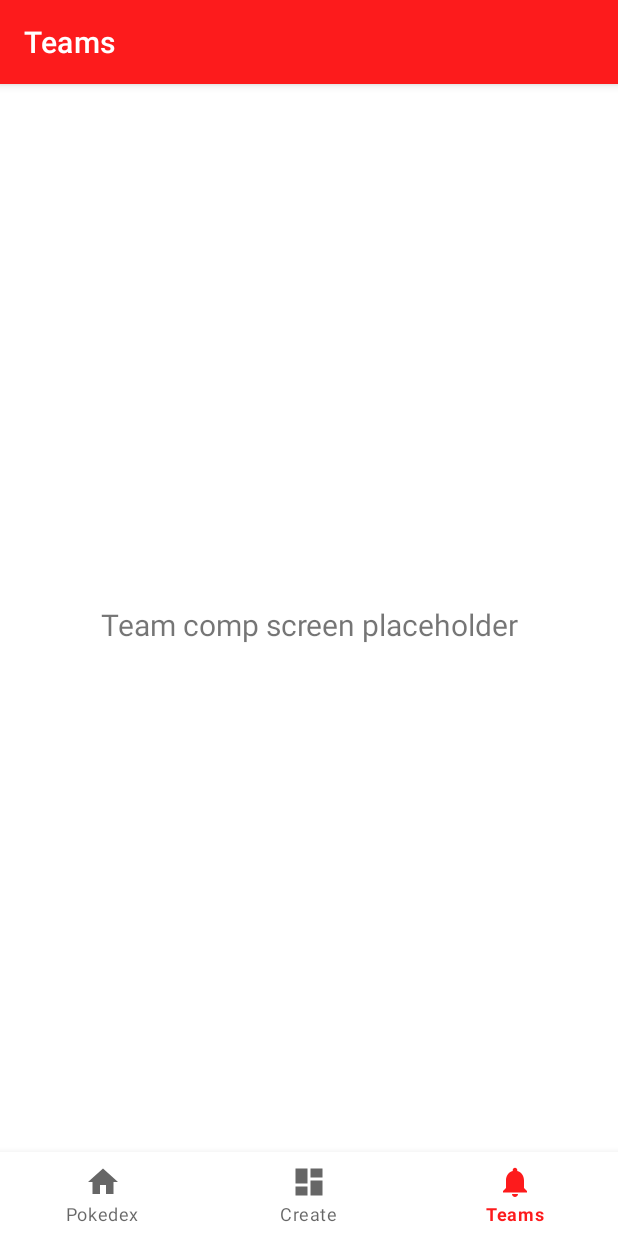
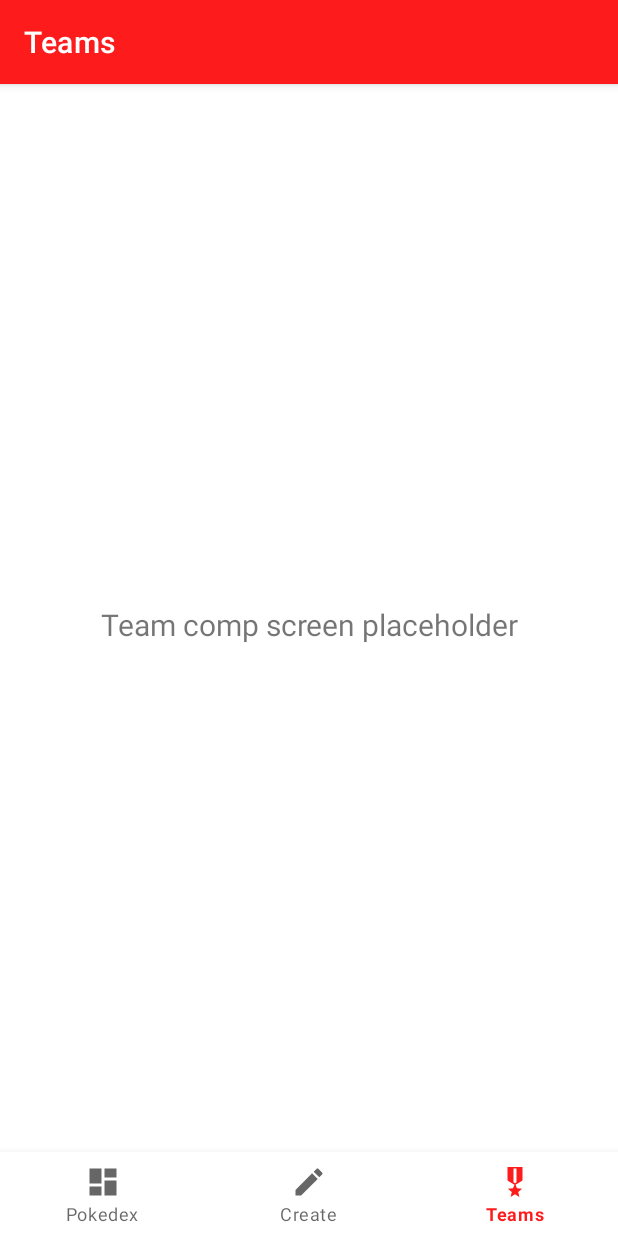
Before and after one commit to jacobmichels/Android-Pokedex, an Android app: the screen it shows after launch (MainActivity), item 3 of the bottom bar chosen, on a phone screen of 412 x 824 dp. Run offline under Robolectric (Android 15) with nearby library versions, the phone set to English and light mode, and no system bars; our stand-ins replace Room's generated code, navigation-ui; 1 statement that could not run was skipped.

Commit message:
change bottom nav menu icons

```diff
--- /dev/null
+++ b/app/src/main/res/drawable/ic_create_black_24dp.xml
@@ -0,0 +1,9 @@
+<vector xmlns:android="http://schemas.android.com/apk/res/android"
+    android:width="24dp"
+    android:height="24dp"
+    android:viewportWidth="24"
+    android:viewportHeight="24">
+  <path
+      android:pathData="M3,17.25V21h3.75L17.81,9.94l-3.75,-3.75L3,17.25zM20.71,7.04c0.39,-0.39 0.39,-1.02 0,-1.41l-2.34,-2.34c-0.39,-0.39 -1.02,-0.39 -1.41,0l-1.83,1.83 3.75,3.75 1.83,-1.83z"
+      android:fillColor="#000000"/>
+</vector>
--- /dev/null
+++ b/app/src/main/res/drawable/ic_military_tech_black_24dp.xml
@@ -0,0 +1,9 @@
+<vector xmlns:android="http://schemas.android.com/apk/res/android"
+    android:width="24dp"
+    android:height="24dp"
+    android:viewportWidth="24"
+    android:viewportHeight="24">
+  <path
+      android:pathData="M17,10.43V2H7v8.43c0,0.35 0.18,0.68 0.49,0.86l4.18,2.51l-0.99,2.34l-3.41,0.29l2.59,2.24L9.07,22L12,20.23L14.93,22l-0.78,-3.33l2.59,-2.24l-3.41,-0.29l-0.99,-2.34l4.18,-2.51C16.82,11.11 17,10.79 17,10.43zM13,12.23l-1,0.6l-1,-0.6V3h2V12.23z"
+      android:fillColor="#000000"/>
+</vector>
--- a/app/src/main/res/menu/bottom_nav_menu.xml
+++ b/app/src/main/res/menu/bottom_nav_menu.xml
@@ -3,17 +3,17 @@
 
     <item
         android:id="@+id/pokedex_home"
-        android:icon="@drawable/ic_home_black_24dp"
+        android:icon="@drawable/ic_dashboard_black_24dp"
         android:title="@string/title_home" />
 
     <item
         android:id="@+id/pokedex_create"
-        android:icon="@drawable/ic_dashboard_black_24dp"
+        android:icon="@drawable/ic_create_black_24dp"
         android:title="@string/title_dashboard" />
 
     <item
         android:id="@+id/team_viewer"
-        android:icon="@drawable/ic_notifications_black_24dp"
+        android:icon="@drawable/ic_military_tech_black_24dp"
         android:title="@string/title_notifications" />
 
 </menu>
```
